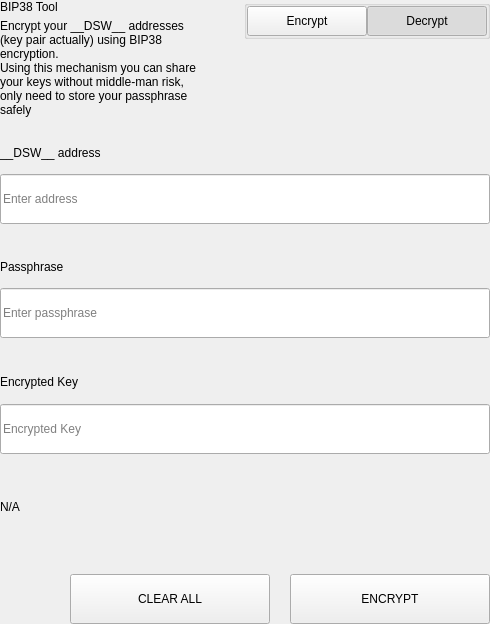
Above: src/qt/pivx/settings/forms/settingsbittoolwidget.ui from decenomy/DSW before the change. Below: the same form after it.
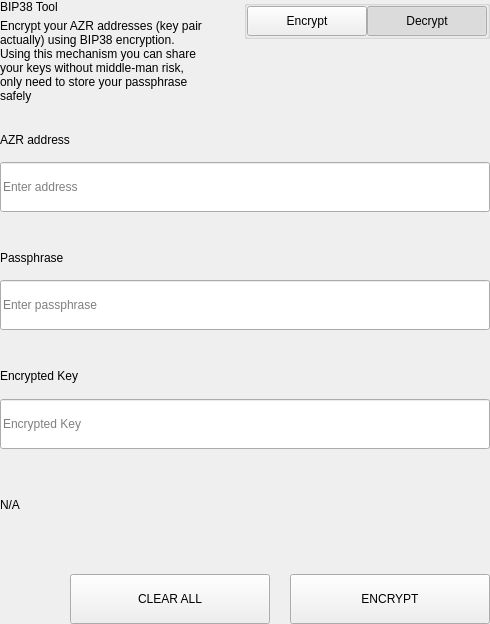
That is the form after the change.

The edit to the form file:
```diff
--- a/src/qt/pivx/settings/forms/settingsbittoolwidget.ui
+++ b/src/qt/pivx/settings/forms/settingsbittoolwidget.ui
@@ -69,7 +69,7 @@
             <item>
              <widget class="QLabel" name="labelSubtitle1">
               <property name="text">
-               <string>Encrypt your __DSW__ addresses (key pair actually) using BIP38 encryption.
+               <string>Encrypt your AZR addresses (key pair actually) using BIP38 encryption.
 Using this mechanism you can share your keys without middle-man risk, only need to store your passphrase safely</string>
               </property>
               <property name="wordWrap">
@@ -657,7 +657,7 @@
                   </size>
                  </property>
                  <property name="text">
-                  <string>__DSW__ address</string>
+                  <string>AZR address</string>
                  </property>
                 </widget>
                </item>
```
